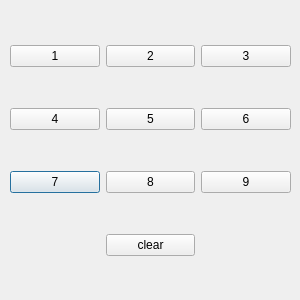
Above: ui/digitdialog.ui from QQQQQby/Sudoku-Solver before the change. Below: the same form after it.
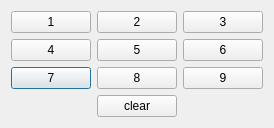
That is the form after the change.

Commit message: Modify digit input dialog style.

The edit to the form file:
```diff
--- a/ui/digitdialog.ui
+++ b/ui/digitdialog.ui
@@ -6,22 +6,15 @@
    <rect>
     <x>0</x>
     <y>0</y>
-    <width>300</width>
-    <height>300</height>
+    <width>272</width>
+    <height>120</height>
    </rect>
   </property>
   <property name="windowTitle">
    <string>Dialog</string>
   </property>
-  <widget class="QWidget" name="gridLayoutWidget">
-   <property name="geometry">
-    <rect>
-     <x>10</x>
-     <y>10</y>
-     <width>281</width>
-     <height>281</height>
-    </rect>
-   </property>
+  <layout class="QGridLayout" name="gridLayout_2">
+   <item row="0" column="0">
    <layout class="QGridLayout" name="gridLayout">
     <item row="2" column="0">
      <widget class="QPushButton" name="pushButton_7">
@@ -94,7 +87,8 @@
      </widget>
     </item>
    </layout>
-  </widget>
+   </item>
+  </layout>
  </widget>
  <resources/>
  <connections/>
```
Left out of the diff: 48 changed lines with no effect on the pictures. Lines whose indentation alone changed are shown as unchanged.
